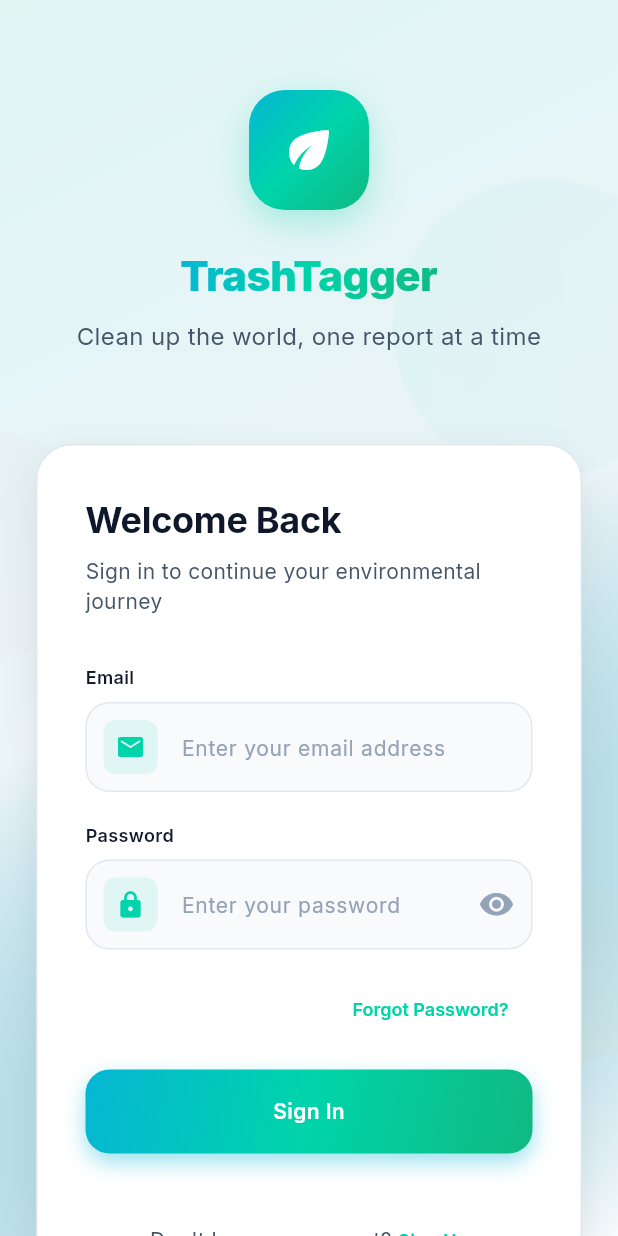
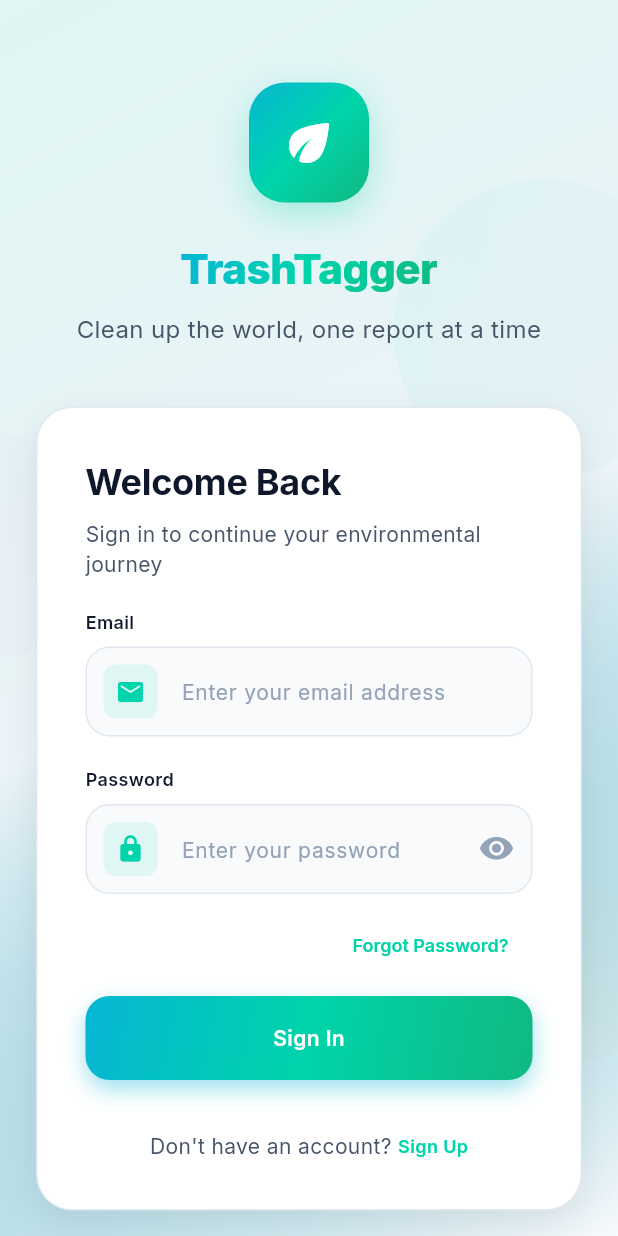
Before and after one commit to DulinaS/TrashTagger, a Flutter app: the screen it shows after launch, on a phone screen of 412 x 824 dp. Run offline on Flutter 3.47's test engine with Material 3 defaults, Android fonts, the phone set to English and light mode, and no system bars; our stand-ins replace cached_network_image, camera, cloud_firestore, cloud_functions, firebase_auth, firebase_core and 11 more; missing offline and left inert: maps_launcher; accounts and stored records are empty; network calls fail.

Commit message:
Fix Login Screen animation error and adjusted layout

```diff
--- a/lib/screens/auth/login_screen.dart
+++ b/lib/screens/auth/login_screen.dart
@@ -94,15 +94,15 @@ class _LoginScreenState extends State<LoginScreen>
                     return Transform.translate(
                       offset: Offset(0, 50 * (1 - _formAnimation.value)),
                       child: Opacity(
-                        opacity: _formAnimation.value,
+                        opacity: _formAnimation.value.clamp(0, 1),
                         child: Column(
                           children: [
-                            const SizedBox(height: 60),
+                            const SizedBox(height: 55),
 
                             // Logo and Title
                             _buildHeader(),
 
-                            const SizedBox(height: 60),
+                            const SizedBox(height: 40),
 
                             // Login Form
                             _buildLoginForm(),
@@ -270,7 +270,7 @@ class _LoginScreenState extends State<LoginScreen>
               'Sign in to continue your environmental journey',
               style: AppTheme.bodyMedium,
             ),
-            const SizedBox(height: 32),
+            const SizedBox(height: 20),
 
             // Email Field
             _buildModernTextField(
@@ -321,7 +321,7 @@ class _LoginScreenState extends State<LoginScreen>
               },
             ),
 
-            const SizedBox(height: 16),
+            const SizedBox(height: 10),
 
             // Forgot Password Link
             Align(
@@ -338,7 +338,7 @@ class _LoginScreenState extends State<LoginScreen>
               ),
             ),
 
-            const SizedBox(height: 16),
+            const SizedBox(height: 10),
 
             // Login Button
             Consumer<AuthProvider>(
@@ -391,7 +391,7 @@ class _LoginScreenState extends State<LoginScreen>
               },
             ),
 
-            const SizedBox(height: 24),
+            const SizedBox(height: 10),
 
             // Register Link
             Row(
```
